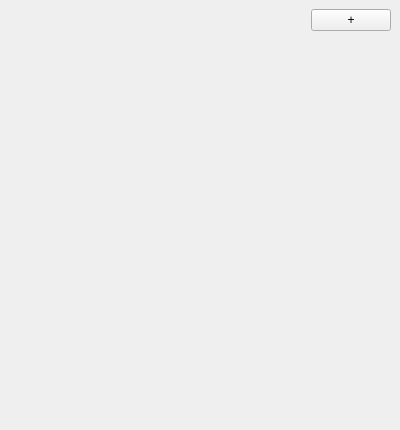
thjomnx/telamon, file src/localendpointpanel.ui: the form before one commit.
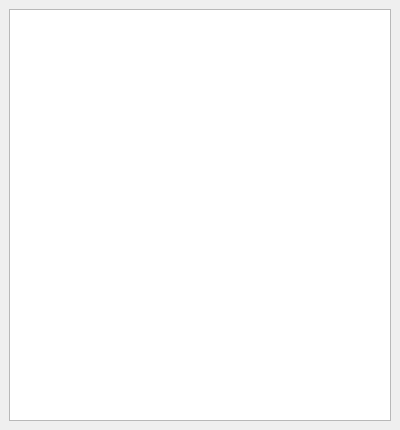
The form after the commit.

Commit message: Panel can now display configured endpoints in a list view

Patch:
```diff
--- a/src/localendpointpanel.ui
+++ b/src/localendpointpanel.ui
@@ -25,66 +25,7 @@
   <widget class="QWidget" name="dockWidgetContents">
    <layout class="QVBoxLayout" name="verticalLayout">
     <item>
-     <layout class="QHBoxLayout" name="horizontalLayout">
-      <item>
-       <spacer name="horizontalSpacer">
-        <property name="orientation">
-         <enum>Qt::Horizontal</enum>
-        </property>
-        <property name="sizeHint" stdset="0">
-         <size>
-          <width>208</width>
-          <height>20</height>
-         </size>
-        </property>
-       </spacer>
-      </item>
-      <item>
-       <widget class="QPushButton" name="pushButton_Add">
-        <property name="text">
-         <string>+</string>
-        </property>
-       </widget>
-      </item>
-     </layout>
-    </item>
-    <item>
-     <widget class="QScrollArea" name="scrollArea">
-      <property name="frameShape">
-       <enum>QFrame::NoFrame</enum>
-      </property>
-      <property name="horizontalScrollBarPolicy">
-       <enum>Qt::ScrollBarAlwaysOff</enum>
-      </property>
-      <property name="widgetResizable">
-       <bool>true</bool>
-      </property>
-      <widget class="QWidget" name="scrollAreaWidgetContents">
-       <property name="geometry">
-        <rect>
-         <x>0</x>
-         <y>0</y>
-         <width>386</width>
-         <height>368</height>
-        </rect>
-       </property>
-       <layout class="QVBoxLayout" name="verticalLayout_2">
-        <item>
-         <spacer name="verticalSpacer">
-          <property name="orientation">
-           <enum>Qt::Vertical</enum>
-          </property>
-          <property name="sizeHint" stdset="0">
-           <size>
-            <width>20</width>
-            <height>577</height>
-           </size>
-          </property>
-         </spacer>
-        </item>
-       </layout>
-      </widget>
-     </widget>
+     <widget class="QListView" name="listView"/>
     </item>
    </layout>
   </widget>
```
The commit also changes 10 other files.
